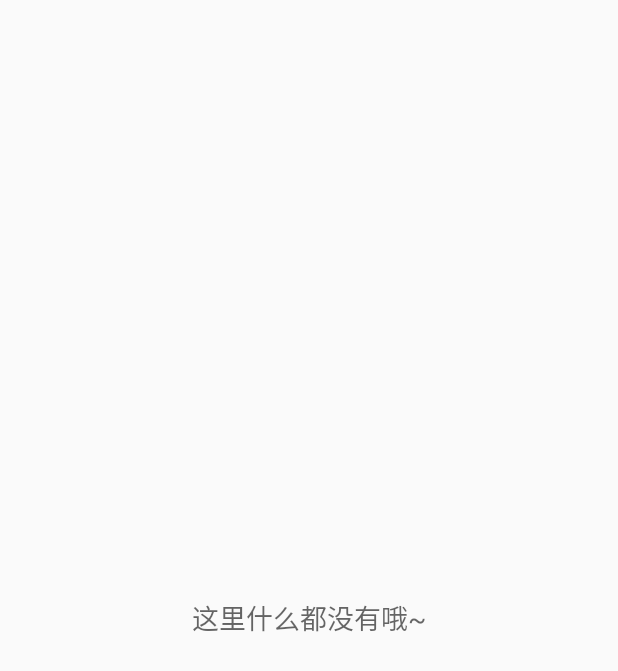
After one commit to jiacw/MyNews, an Android app: the layout favor_layout.xml on its own in the app's theme, with its tools: preview values and no code run, on a phone screen of 412 x 824 dp. The commit adds this screen. Shown: the top 671 px of the screen. Run offline under Robolectric (Android 15) with nearby library versions, the phone set to English and light mode, and no system bars.

Commit message:
收藏新闻

```diff
--- a/app/src/main/java/com/jiacw/t03mynews/activity/NewsList.java
+++ b/app/src/main/java/com/jiacw/t03mynews/activity/NewsList.java
@@ -339,7 +339,8 @@ public class NewsList extends AppCompatActivity implements OnRVItemClickListener
                 break;
             case R.id.nav_about:
                 break;
-            case R.id.nav_test:
+            case R.id.nav_favor:
+                startActivity(new Intent(this,FavorActivity.class));
                 break;
         }
         mDrawer.closeDrawer(GravityCompat.START);
--- a/app/src/main/java/com/jiacw/t03mynews/database/NewsSQLite.java
+++ b/app/src/main/java/com/jiacw/t03mynews/database/NewsSQLite.java
@@ -37,6 +37,8 @@ public class NewsSQLite extends SQLiteOpenHelper {
         switch (oldVersion) {
             case 3:
                 db.execSQL("alter table News add column favourite integer");
+            case 4:
+                db.execSQL("alter table News add column collectTime text");
                 break;
         }
     }
--- /dev/null
+++ b/app/src/main/res/layout/favor_layout.xml
@@ -0,0 +1,21 @@
+<?xml version="1.0" encoding="utf-8"?>
+<RelativeLayout xmlns:android="http://schemas.android.com/apk/res/android"
+                android:layout_width="match_parent"
+                android:padding="16dp"
+                android:layout_height="match_parent"
+                android:orientation="vertical">
+
+    <ListView
+        android:id="@+id/fl_lv"
+        android:layout_width="match_parent"
+        android:layout_height="wrap_content">
+    </ListView>
+
+    <TextView
+        android:id="@+id/fl_tv"
+        android:layout_width="wrap_content"
+        android:textAppearance="?android:attr/textAppearanceMedium"
+        android:layout_centerInParent="true"
+        android:layout_height="wrap_content"
+        android:text="@string/fl_tv"/>
+</RelativeLayout>
--- a/app/src/main/res/menu/activity_main_drawer.xml
+++ b/app/src/main/res/menu/activity_main_drawer.xml
@@ -2,7 +2,7 @@
 <menu xmlns:android="http://schemas.android.com/apk/res/android">
     <group android:checkableBehavior="single">
         <item
-            android:id="@+id/nav_test"
+            android:id="@+id/nav_favor"
             android:icon="@drawable/ic_favorite_black_24dp"
             android:title="@string/favourite_sc"/>
         <item
--- a/app/src/main/res/values/colors.xml
+++ b/app/src/main/res/values/colors.xml
@@ -4,4 +4,5 @@
     <color name="colorPrimaryDark">#43A047</color>
     <color name="colorAccent">#FF4081</color>
     <color name="colorDark" >#de000000</color>
+    <color name="colorRed">#F44336</color>
 </resources>
--- a/app/src/main/res/values/resources.xml
+++ b/app/src/main/res/values/resources.xml
@@ -2,4 +2,7 @@
     <item name="ic_menu_manage" type="drawable">@android:drawable/ic_menu_manage</item>
     <item name="ic_menu_send" type="drawable">@android:drawable/ic_menu_send</item>
     <item name="ic_menu_share" type="drawable">@android:drawable/ic_menu_share</item>
+    <item name="ic_favor"
+
+          type="drawable">@drawable/ic_favorite_white_24dp</item>
 </resources>
--- a/app/src/main/res/values/strings.xml
+++ b/app/src/main/res/values/strings.xml
@@ -26,4 +26,5 @@
     <string name="nav_about">关于</string>
     <string name="nav_feedback">反馈</string>
     <string name="action_share">分享</string>
+    <string name="fl_tv">这里什么都没有哦~</string>
 </resources>
--- a/app/src/main/res/values/styles.xml
+++ b/app/src/main/res/values/styles.xml
@@ -1,7 +1,7 @@
 <resources>
 
     <!-- Base application theme. -->
-    <style name="AppTheme" parent="Theme.AppCompat.Light.DarkActionBar">
+    <style name="AppTheme" parent="Theme.AppCompat.Light.NoActionBar">
         <!-- Customize your theme here. -->
         <item name="colorPrimary">@color/colorPrimary</item>
         <item name="colorPrimaryDark">@color/colorPrimaryDark</item>
@@ -9,11 +9,13 @@
         <item name="windowActionBar">false</item>
         <item name="windowNoTitle">true</item>
     </style>
+
     <style name="AppTheme.NoActionBar">
         <item name="windowActionBar">false</item>
         <item name="windowNoTitle">true</item>
         <item name="android:textColorPrimary">#ffffff</item>
     </style>
+
     <style name="AppTheme.AppBarOverlay" parent="ThemeOverlay.AppCompat.Dark.ActionBar"/>
 
     <style name="AppTheme.PopupOverlay" parent="ThemeOverlay.AppCompat.Light"/>
```
Also changed, not shown: app/src/main/AndroidManifest.xml (+5 -2 lines), app/src/main/java/com/jiacw/t03mynews/activity/FavorActivity.java (added, +125 -0 lines), app/src/main/java/com/jiacw/t03mynews/activity/NewsWeb.java (+20 -10 lines), app/src/main/java/com/jiacw/t03mynews/activity/SettingActivity.java (added, +20 -0 lines), app/src/main/java/com/jiacw/t03mynews/model/NewsDB.java (+31 -8 lines), app/src/main/res/layout/setting_layout.xml (added, +7 -0 lines), app/src/main/res/drawable-hdpi/ic_action_cancel.png (added), app/src/main/res/drawable-mdpi/ic_action_cancel.png (added), app/src/main/res/layout/news_web.xml (renamed from app/src/main/res/layout/news_content.xml).
